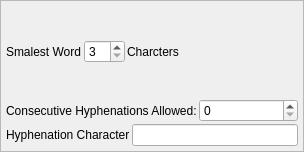
Above: scribus/ui/propertywidget_hyphenationbase.ui from HOST-Oman/scribus before the change. Below: the same form after it.
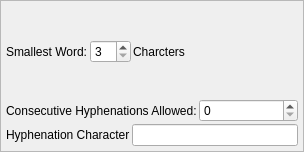
That is the form after the change.

Commit message: Fix typos and add tooltips

Patch:
```diff
--- a/scribus/ui/propertywidget_hyphenationbase.ui
+++ b/scribus/ui/propertywidget_hyphenationbase.ui
@@ -40,7 +40,7 @@
      <item>
       <widget class="QLabel" name="label">
        <property name="text">
-        <string>Smalest Word</string>
+        <string>Smallest Word:</string>
        </property>
       </widget>
      </item>
```
Left out of the diff: 16 changed lines with no effect on the pictures.
